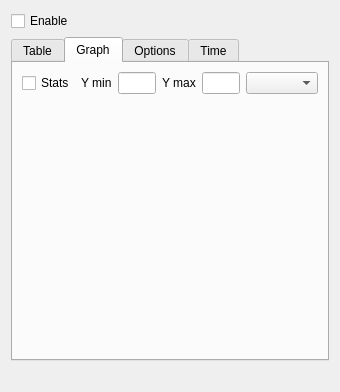
Qt form ui_valuewidgetbase.ui (kant/valuetool) before a commit.
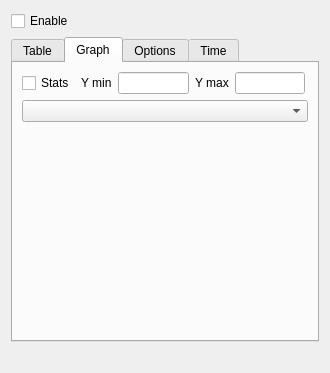
The same form after that commit. The open tabs and pages were chosen to show the change.

The edit to the form file:
```diff
--- a/ui_valuewidgetbase.ui
+++ b/ui_valuewidgetbase.ui
@@ -6,8 +6,8 @@
    <rect>
     <x>0</x>
     <y>0</y>
-    <width>340</width>
-    <height>392</height>
+    <width>330</width>
+    <height>373</height>
    </rect>
   </property>
   <property name="windowTitle">
@@ -139,19 +139,6 @@
           <item>
            <widget class="QLineEdit" name="leYMax"/>
           </item>
-          <item>
-           <widget class="QComboBox" name="plotSelector">
-            <property name="sizePolicy">
-             <sizepolicy hsizetype="Minimum" vsizetype="Fixed">
-              <horstretch>0</horstretch>
-              <verstretch>0</verstretch>
-             </sizepolicy>
-            </property>
-            <property name="toolTip">
-             <string>Select plotting toolkit</string>
-            </property>
-           </widget>
-          </item>
           <item>
            <spacer name="horizontalSpacer_3">
             <property name="orientation">
@@ -168,6 +155,21 @@
          </layout>
         </widget>
        </item>
+       <item>
+        <widget class="QComboBox" name="plotLibSelector">
+         <property name="sizePolicy">
+          <sizepolicy hsizetype="Minimum" vsizetype="Fixed">
+           <horstretch>0</horstretch>
+           <verstretch>0</verstretch>
+          </sizepolicy>
+         </property>
+         <property name="toolTip">
+          <string>Select plotting toolkit
+Qwt - Qwt toolkit (faster but soon unmaintained)
+mpl - matplotlib (slower but maintained)</string>
+         </property>
+        </widget>
+       </item>
        <item>
         <widget class="QStackedWidget" name="stackedWidget">
          <property name="currentIndex">
```
Left out of the diff: 34 changed lines with no effect on the pictures.
